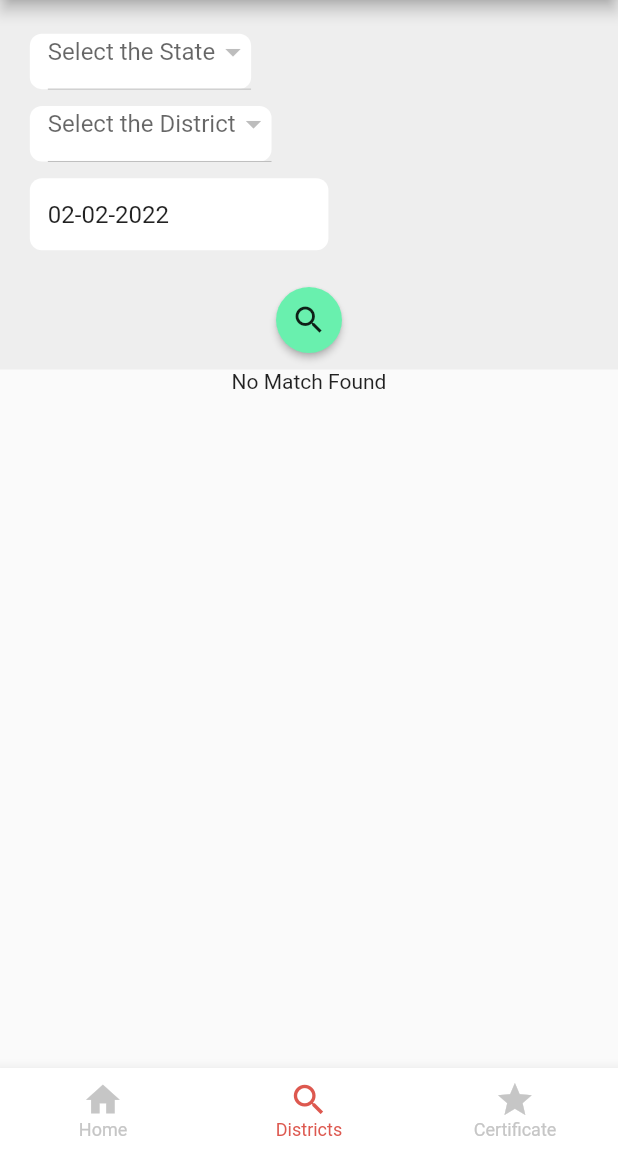
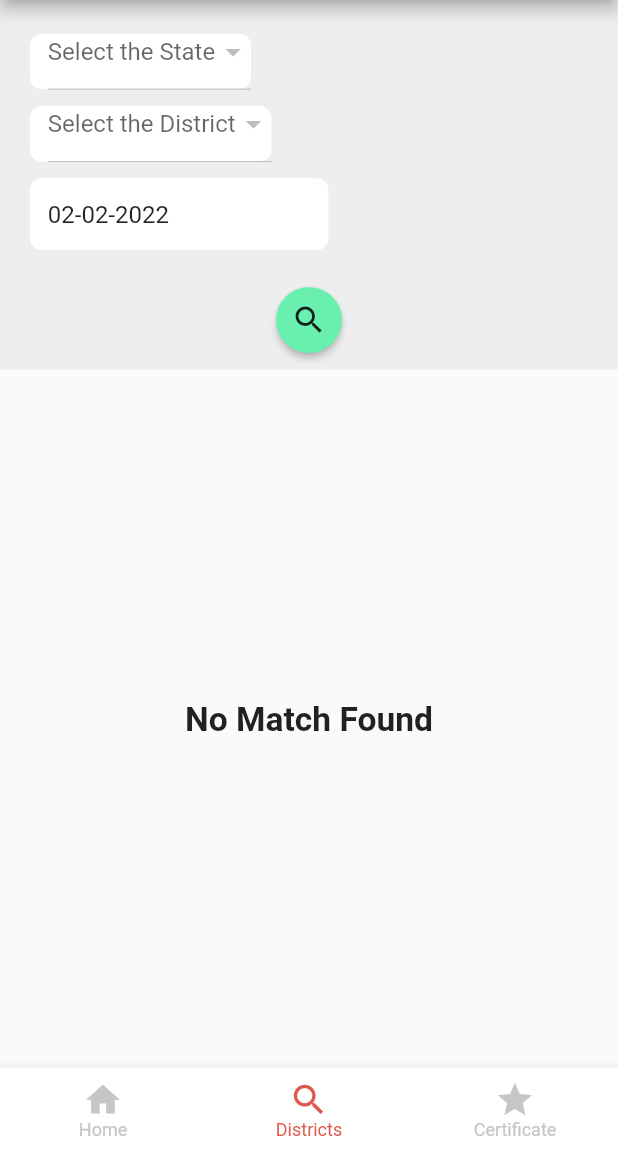
Before and after one commit to sidB67/CoVaccine, a Flutter app: the DistrictSearch screen opened by its route, on a phone screen of 412 x 824 dp, the part 84-1236 px from its top. Run offline on Flutter 3.47's test engine with Material 2 defaults, Android fonts, the phone set to English and light mode, and no system bars; our stand-ins replace open_file, shared_preferences; accounts and stored records are empty; network calls fail.

Commit message:
UI changes and safety

```diff
--- a/lib/UI/district.dart
+++ b/lib/UI/district.dart
@@ -1,6 +1,7 @@
 import 'package:covaccine/UI/sessionUI.dart';
 import 'package:covaccine/UI/size_config.dart';
 import 'package:covaccine/providers/sessionsData.dart';
+import 'package:flutter/cupertino.dart';
 import 'package:flutter/material.dart';
 import 'package:flutter/services.dart';
 import 'package:intl/intl.dart';
@@ -19,20 +20,17 @@ class _DistrictSearchState extends State<DistrictSearch> {
   var formatter = DateFormat('dd-MM-yyyy');
   String date = '';
   int year = 2021;
-  bool isStatesLoading = false;
+
   @override
   void initState() {
-
     super.initState();
     date = formatter.format(DateTime.now());
     year = int.parse(formatter.format(DateTime.now()).split('-').last);
 
-
     setState(() {});
   }
+
   @override
-
-
   void _pickDateDialog() {
     showDatePicker(
             context: context,
@@ -110,13 +108,11 @@ class _DistrictSearchState extends State<DistrictSearch> {
         centerTitle: true,
         backgroundColor: Colors.white,
       ),
-      body: isStatesLoading
-          ? Center(
-              child: CircularProgressIndicator(),
-            )
-          : Column(
-              children: [
-                Container(
+      body: NestedScrollView(
+        headerSliverBuilder: (ctx, scroll) {
+          return [
+            SliverToBoxAdapter(
+              child: Container(
                 padding: EdgeInsets.only(
                   top: SizeConfig.safeBlockVertical * 20,
                   left: SizeConfig.safeBlockHorizontal * 10,
@@ -209,9 +205,13 @@ class _DistrictSearchState extends State<DistrictSearch> {
                             top: SizeConfig.safeBlockVertical * 20,
                             bottom: SizeConfig.safeBlockVertical * 8),
                         child: MaterialButton(
-                            color: Colors.greenAccent,
+                          color: (selectedState !=null) && (selectedDistrict!=null) == false
+                              ? Colors.grey
+                              : Colors.greenAccent,
                           shape: CircleBorder(),
-                            onPressed: () async {
+                          onPressed: (selectedState ==null) && (selectedDistrict==null) == false
+                              ? () {}
+                              : () async {
                                   setState(() {
                                     isLoading = true;
                                   });
@@ -226,7 +226,8 @@ class _DistrictSearchState extends State<DistrictSearch> {
                                         builder: (_) {
                                           return AlertDialog(
                                             title: Text('Error Occured'),
-                                        content: Text(e.toString()),
+                                            content: Text(
+                                                'Please enter all the values'),
                                             actions: [
                                               TextButton(
                                                   onPressed: () {
@@ -251,14 +252,23 @@ class _DistrictSearchState extends State<DistrictSearch> {
                   ],
                 ),
               ),
-                isLoading
-                    ? Expanded(
+            )
+          ];
+        },
+        body: isLoading
+            ? Container(
                 child: Center(
                 child: CircularProgressIndicator(),
               ))
-                    : Expanded(
+            : Container(
+                alignment: Alignment.center,
                 child: districtSessions.length == 0
-                            ? Text('No Match Found')
+                    ? Text(
+                        'No Match Found',
+                        style: TextStyle(
+                            fontSize: SizeConfig.safeBlockVertical * 20,
+                            fontWeight: FontWeight.bold),
+                      )
                     : RefreshIndicator(
                         onRefresh: () async {
                           await Provider.of<SessionsData>(context,
@@ -267,8 +277,7 @@ class _DistrictSearchState extends State<DistrictSearch> {
                         },
                         child: ListView.builder(
                           itemCount: districtSessions.length,
-                                  itemBuilder:
-                                      (BuildContext context, int index) {
+                          itemBuilder: (BuildContext context, int index) {
                             List s = districtSessions;
                             return Padding(
                                 padding: const EdgeInsets.all(8.0),
@@ -279,7 +288,6 @@ class _DistrictSearchState extends State<DistrictSearch> {
                         ),
                       ),
               ),
-              ],
       ),
     );
   }
```
Also changed, not shown: lib/UI/homepage.dart (+36 -19 lines). Lines whose indentation alone changed are shown as unchanged.
